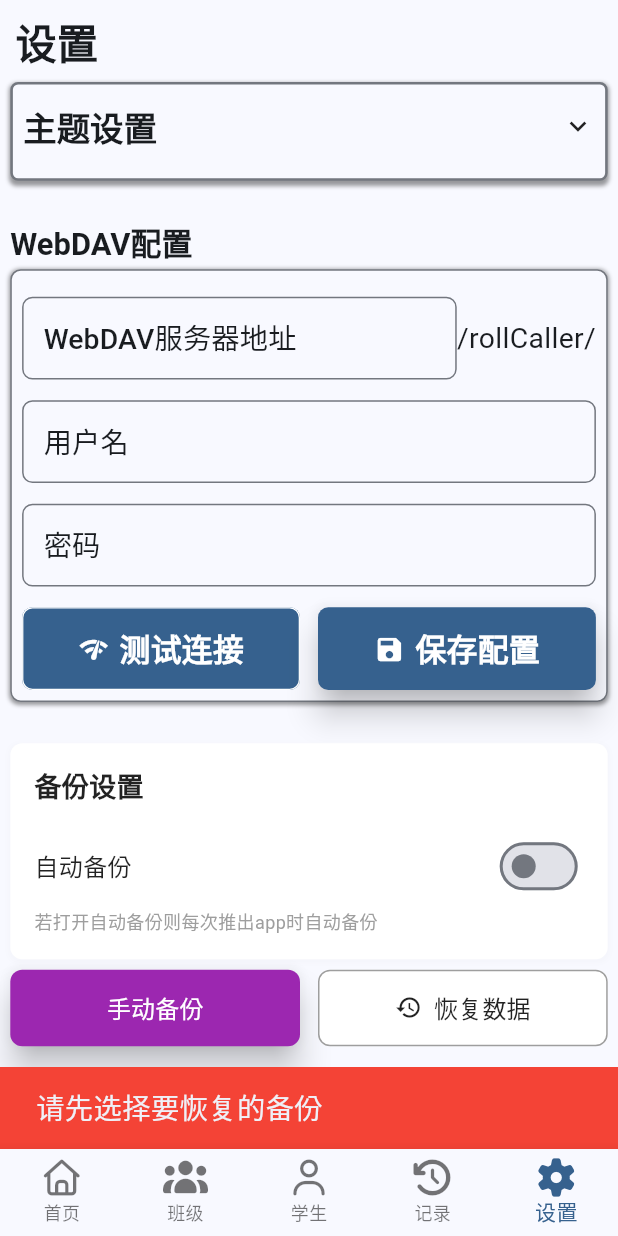
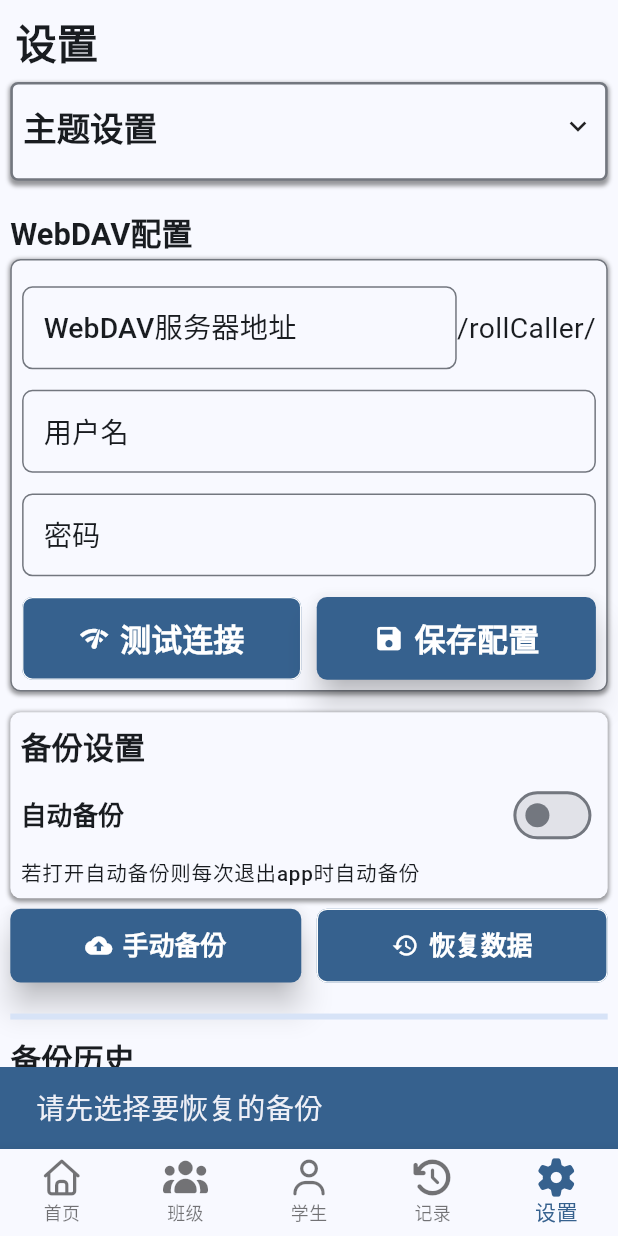
Before and after one commit to ieeningnwq/rollcaller, a Flutter app: the screen it shows after launch, item 5 of the bottom bar chosen, after a tap on "恢复数据", on a phone screen of 412 x 824 dp. Run offline on Flutter 3.47's test engine with Material 3 defaults, Android fonts, the phone set to English and light mode, and no system bars; our stand-ins replace dio, file_picker, flutter_colorpicker, flutter_screenutil, flutter_secure_storage, fluttertoast and 4 more; missing offline and left inert: excel, webdav_client; accounts and stored records are empty.

Commit message:
webdav备份主题设置

```diff
--- a/lib/pages/settings_page.dart
+++ b/lib/pages/settings_page.dart
@@ -170,7 +170,7 @@ class _SettingsState extends State<SettingsPage> {
             ),
             // 主题选择
             _buildThemeSelectWidget(),
-            SizedBox(height: 8.h),
+
             Expanded(
               child: SingleChildScrollView(
                 padding: EdgeInsets.all(8.0.w),
@@ -297,11 +297,15 @@ class _SettingsState extends State<SettingsPage> {
                         labelStyle: Theme.of(context).textTheme.labelLarge,
                         border: OutlineInputBorder(
                           borderRadius: BorderRadius.circular(8.0.r),
-                          borderSide: BorderSide(color: Theme.of(context).colorScheme.outline),
+                          borderSide: BorderSide(
+                            color: Theme.of(context).colorScheme.outline,
+                          ),
                         ),
                         enabledBorder: OutlineInputBorder(
                           borderRadius: BorderRadius.circular(8.0.r),
-                          borderSide: BorderSide(color: Theme.of(context).colorScheme.outline),
+                          borderSide: BorderSide(
+                            color: Theme.of(context).colorScheme.outline,
+                          ),
                         ),
                         focusedBorder: OutlineInputBorder(
                           borderRadius: BorderRadius.circular(8.0.r),
@@ -310,7 +314,7 @@ class _SettingsState extends State<SettingsPage> {
                             width: 2,
                           ),
                         ),
-                        contentPadding:  EdgeInsets.symmetric(
+                        contentPadding: EdgeInsets.symmetric(
                           horizontal: 12.0.w,
                           vertical: 14.0.h,
                         ),
@@ -330,11 +334,15 @@ class _SettingsState extends State<SettingsPage> {
                   labelStyle: Theme.of(context).textTheme.labelLarge,
                   border: OutlineInputBorder(
                     borderRadius: BorderRadius.circular(8.0.r),
-                    borderSide: BorderSide(color: Theme.of(context).colorScheme.outline),
+                    borderSide: BorderSide(
+                      color: Theme.of(context).colorScheme.outline,
+                    ),
                   ),
                   enabledBorder: OutlineInputBorder(
                     borderRadius: BorderRadius.circular(8.0.r),
-                    borderSide: BorderSide(color: Theme.of(context).colorScheme.outline),
+                    borderSide: BorderSide(
+                      color: Theme.of(context).colorScheme.outline,
+                    ),
                   ),
                   focusedBorder: OutlineInputBorder(
                     borderRadius: BorderRadius.circular(8.0.r),
@@ -360,11 +368,15 @@ class _SettingsState extends State<SettingsPage> {
                   labelStyle: Theme.of(context).textTheme.labelLarge,
                   border: OutlineInputBorder(
                     borderRadius: BorderRadius.circular(8.0.r),
-                    borderSide: BorderSide(color: Theme.of(context).colorScheme.outline),
+                    borderSide: BorderSide(
+                      color: Theme.of(context).colorScheme.outline,
+                    ),
                   ),
                   enabledBorder: OutlineInputBorder(
                     borderRadius: BorderRadius.circular(8.0.r),
-                    borderSide: BorderSide(color: Theme.of(context).colorScheme.outline),
+                    borderSide: BorderSide(
+                      color: Theme.of(context).colorScheme.outline,
+                    ),
                   ),
                   focusedBorder: OutlineInputBorder(
                     borderRadius: BorderRadius.circular(8.0.r),
@@ -430,24 +442,31 @@ class _SettingsState extends State<SettingsPage> {
                       ),
                       child: Row(
                         mainAxisAlignment: MainAxisAlignment.center,
-                        children:  [
+                        children: [
                           Icon(
                             Icons.network_check,
                             color: Theme.of(context).colorScheme.onPrimary,
-                            size: Theme.of(context).textTheme.titleMedium?.fontSize ?? 24.0.sp,
+                            size:
+                                Theme.of(
+                                  context,
+                                ).textTheme.titleMedium?.fontSize ??
+                                24.0.sp,
                           ),
                           SizedBox(width: 8.0.w),
                           Text(
                             '测试连接',
-                            style: Theme.of(context).textTheme.titleMedium!.copyWith(
-                              color: Theme.of(context).colorScheme.onPrimary,
-                            ),
+                            style: Theme.of(context).textTheme.titleMedium!
+                                .copyWith(
+                                  color: Theme.of(
+                                    context,
+                                  ).colorScheme.onPrimary,
+                                ),
                           ),
                         ],
                       ),
                     ),
                   ),
-                  const SizedBox(width: 12),
+                  SizedBox(width: 12.w),
 
                   // 保存配置按钮
                   Expanded(
@@ -477,14 +496,25 @@ class _SettingsState extends State<SettingsPage> {
                       ),
                       child: Row(
                         mainAxisAlignment: MainAxisAlignment.center,
-                        children:  [
-                          Icon(Icons.save, color: Theme.of(context).colorScheme.onPrimary, size: Theme.of(context).textTheme.titleMedium?.fontSize ?? 24.0.sp),
+                        children: [
+                          Icon(
+                            Icons.save,
+                            color: Theme.of(context).colorScheme.onPrimary,
+                            size:
+                                Theme.of(
+                                  context,
+                                ).textTheme.titleMedium?.fontSize ??
+                                24.0.sp,
+                          ),
                           SizedBox(width: 8.0.w),
                           Text(
                             '保存配置',
-                            style: Theme.of(context).textTheme.titleMedium!.copyWith(
-                              color: Theme.of(context).colorScheme.onPrimary,
-                            ),
+                            style: Theme.of(context).textTheme.titleMedium!
+                                .copyWith(
+                                  color: Theme.of(
+                                    context,
+                                  ).colorScheme.onPrimary,
+                                ),
                           ),
                         ],
                       ),
@@ -493,11 +523,10 @@ class _SettingsState extends State<SettingsPage> {
                 ],
               ),
               SizedBox(height: 8.h),
-
             ],
           ),
         ),
-        SizedBox(height: 24.h),
+        SizedBox(height: 8.h),
       ],
     );
   }
@@ -505,15 +534,15 @@ class _SettingsState extends State<SettingsPage> {
   Container _buildBackUpSetting() {
     // 备份设置
     return Container(
-      padding: const EdgeInsets.all(16.0),
+      padding: EdgeInsets.all(8.0.w),
       decoration: BoxDecoration(
-        color: Colors.white,
-        borderRadius: BorderRadius.circular(8.0),
+        color: Theme.of(context).colorScheme.surface,
+        borderRadius: BorderRadius.circular(8.0.r),
         boxShadow: [
           BoxShadow(
-            color: Colors.grey.withAlpha(10),
-            spreadRadius: 1,
-            blurRadius: 2,
+            color: Theme.of(context).colorScheme.shadow.withAlpha(100),
+            spreadRadius: 1.r,
+            blurRadius: 2.r,
             offset: const Offset(0, 1),
           ),
         ],
@@ -522,23 +551,23 @@ class _SettingsState extends State<SettingsPage> {
         crossAxisAlignment: CrossAxisAlignment.start,
         children: [
           // 备份设置标题
-          const Text(
+          Text(
             '备份设置',
-            style: TextStyle(
-              fontSize: 18,
-              fontWeight: FontWeight.w600,
-              color: Colors.black87,
+            style: Theme.of(context).textTheme.titleMedium!.copyWith(
+              color: Theme.of(context).colorScheme.onSurface,
             ),
           ),
-          const SizedBox(height: 16),
+          SizedBox(height: 8.r),
 
           // 自动备份选项
           Row(
             mainAxisAlignment: MainAxisAlignment.spaceBetween,
             children: [
-              const Text(
+              Text(
                 '自动备份',
-                style: TextStyle(fontSize: 16, color: Colors.black87),
+                style: Theme.of(context).textTheme.titleSmall!.copyWith(
+                  color: Theme.of(context).colorScheme.onSurface,
+                ),
               ),
               Switch(
                 value: _autoBackupEnabled,
@@ -551,15 +580,15 @@ class _SettingsState extends State<SettingsPage> {
                     );
                   });
                 },
-                activeThumbColor: Colors.purple,
+                activeThumbColor: Theme.of(context).colorScheme.secondary,
               ),
             ],
           ),
-          const SizedBox(height: 4),
+          SizedBox(height: 4.r),
           // 提示语句
           Text(
-            '若打开自动备份则每次推出app时自动备份',
-            style: TextStyle(fontSize: 12, color: Colors.grey[500]),
+            '若打开自动备份则每次退出app时自动备份',
+            style: Theme.of(context).textTheme.labelSmall,
           ),
         ],
       ),
@@ -583,24 +612,32 @@ class _SettingsState extends State<SettingsPage> {
                   _backupData();
                 },
                 style: ElevatedButton.styleFrom(
-                  backgroundColor: Colors.purple,
-                  padding: const EdgeInsets.symmetric(vertical: 14.0),
+                  backgroundColor: Theme.of(context).colorScheme.primary,
+                  padding: EdgeInsets.symmetric(vertical: 14.0.h),
                   shape: RoundedRectangleBorder(
-                    borderRadius: BorderRadius.circular(8.0),
+                    borderRadius: BorderRadius.circular(8.0.r),
                   ),
                   elevation: 10.w,
                 ),
-                child: const Text(
-                  '手动备份',
-                  style: TextStyle(
-                    color: Colors.white,
-                    fontSize: 16,
-                    fontWeight: FontWeight.w500,
-                  ),
+                child: Row(
+                  mainAxisAlignment: MainAxisAlignment.center,
+                  children: [
+                    Icon(
+                      Icons.backup,
+                      color: Theme.of(context).colorScheme.onPrimary,
+                    ),
+                    SizedBox(width: 8.w),
+                    Text(
+                      '手动备份',
+                      style: Theme.of(context).textTheme.titleSmall!.copyWith(
+                        color: Theme.of(context).colorScheme.onPrimary,
+                      ),
+                    ),
+                  ],
                 ),
               ),
             ),
-            const SizedBox(width: 12),
+            SizedBox(width: 12.w),
             Expanded(
               child: OutlinedButton(
                 onPressed: () {
@@ -611,32 +648,36 @@ class _SettingsState extends State<SettingsPage> {
                   } else {
                     // 可以显示提示信息
                     ScaffoldMessenger.of(context).showSnackBar(
-                      const SnackBar(
+                      SnackBar(
                         content: Text('请先选择要恢复的备份'),
-                        backgroundColor: Colors.red,
+                        backgroundColor: Theme.of(context).colorScheme.primary,
                       ),
                     );
                   }
                 },
                 style: OutlinedButton.styleFrom(
-                  backgroundColor: Colors.white,
-                  padding: const EdgeInsets.symmetric(vertical: 14.0),
+                  backgroundColor: Theme.of(context).colorScheme.primary,
+                  padding: EdgeInsets.symmetric(vertical: 14.0.h),
                   shape: RoundedRectangleBorder(
-                    borderRadius: BorderRadius.circular(8.0),
-                  ),
-                  side: const BorderSide(color: Colors.grey, width: 1),
+                    borderRadius: BorderRadius.circular(8.0.r),
+                  ),
+                  side: BorderSide(
+                    color: Theme.of(context).colorScheme.onPrimary,
+                    width: 1.w,
+                  ),
                 ),
                 child: Row(
                   mainAxisAlignment: MainAxisAlignment.center,
-                  children: const [
-                    Icon(Icons.restore, color: Colors.black87, size: 18),
-                    SizedBox(width: 8),
+                  children: [
+                    Icon(
+                      Icons.restore,
+                      color: Theme.of(context).colorScheme.onPrimary,
+                    ),
+                    SizedBox(width: 8.w),
                     Text(
                       '恢复数据',
-                      style: TextStyle(
-                        color: Colors.black87,
-                        fontSize: 16,
-                        fontWeight: FontWeight.w500,
+                      style: Theme.of(context).textTheme.titleSmall!.copyWith(
+                        color: Theme.of(context).colorScheme.onPrimary,
                       ),
                     ),
                   ],
@@ -645,37 +686,33 @@ class _SettingsState extends State<SettingsPage> {
             ),
           ],
         ),
-        const SizedBox(height: 24),
+        SizedBox(height: 24.h),
         // 备份进度条
         LinearProgressIndicator(
           value: _procedureProgress,
-          backgroundColor: Colors.grey[300],
-          valueColor: AlwaysStoppedAnimation<Color>(Colors.purple),
+          backgroundColor: Theme.of(context).colorScheme.secondaryContainer,
+          valueColor: AlwaysStoppedAnimation<Color>(Theme.of(context).colorScheme.primary),
         ),
-        const SizedBox(height: 12),
+         SizedBox(height: 12.h),
         // 备份历史标题
-        const Text(
+        Text(
           '备份历史',
           textAlign: TextAlign.left,
-          style: TextStyle(
-            fontSize: 18,
-            fontWeight: FontWeight.w600,
-            color: Colors.black87,
-          ),
+          style: Theme.of(context).textTheme.titleMedium,
         ),
-        const SizedBox(height: 12),
+        SizedBox(height: 12.h),
 
         // 备份历史列表容器
         Container(
-          padding: const EdgeInsets.all(16.0),
+          padding: EdgeInsets.all(16.0.r),
           decoration: BoxDecoration(
-            color: Colors.white,
-            borderRadius: BorderRadius.circular(8.0),
+            color: Theme.of(context).colorScheme.secondaryContainer,
+            borderRadius: BorderRadius.circular(8.0.r),
             boxShadow: [
               BoxShadow(
-                color: Colors.grey.withAlpha(10),
-                spreadRadius: 1,
-                blurRadius: 2,
+                color: Theme.of(context).colorScheme.shadow.withAlpha(100),
+                spreadRadius: 1.r,
+                blurRadius: 2.r,
                 offset: const Offset(0, 1),
               ),
             ],
@@ -697,17 +734,14 @@ class _SettingsState extends State<SettingsPage> {
                             value: backUpModel.dateTimeText,
                             title: Text(
                               '${backUpModel.dateTimeText.substring(0, 4)}-${backUpModel.dateTimeText.substring(4, 6)}-${backUpModel.dateTimeText.substring(6, 8)} ${backUpModel.dateTimeText.substring(8, 10)}:${backUpModel.dateTimeText.substring(10, 12)}:${backUpModel.dateTimeText.substring(12, 14)}',
-                              style: const TextStyle(
-                                fontSize: 16,
-                                fontWeight: FontWeight.w500,
-                                color: Colors.black87,
+                              style: Theme.of(context).textTheme.bodyMedium?.copyWith(
+                                color: Theme.of(context).colorScheme.onSecondaryContainer,
                               ),
                             ),
                             subtitle: Text(
                               backUpModel.type.typeText,
-                              style: TextStyle(
-                                fontSize: 14,
-                                color: Colors.grey[600],
+                              style: Theme.of(context).textTheme.labelMedium?.copyWith(
+                                color: Theme.of(context).colorScheme.onSecondaryContainer,
                               ),
                             ),
                           ),
@@ -1479,7 +1513,9 @@ class _SettingsState extends State<SettingsPage> {
 
   // 切换主题模式
   Future<void> _changeThemeMode(ThemeMode mode) async {
-    _selectedThemeMode = mode;
+    setState(() {
+      _selectedThemeMode = mode;
+    });
     if (mounted) {
       context.read<ThemeSwitcherProvider>().setThemeMode(mode);
       // 将主题风格数据写入安全存储
@@ -1526,8 +1562,9 @@ class _SettingsState extends State<SettingsPage> {
         ),
       );
     }
-
-    _selectedThemeStyle = style;
+    setState(() {
+      _selectedThemeStyle = style;
+    });
     if (mounted) {
       context.read<ThemeSwitcherProvider>().setThemeStyle(style);
       // 将主题风格数据写入安全存储
--- a/pubspec.yaml
+++ b/pubspec.yaml
@@ -45,6 +45,7 @@ dependencies:
   flutter_secure_storage: ^10.0.0
   dio: ^5.9.0
   flutter_colorpicker: ^1.1.0
+  file_saver: ^0.3.1
 
   # The following adds the Cupertino Icons font to your application.
   # Use with the CupertinoIcons class for iOS style icons.
```
Also changed, not shown: pubspec.lock.
